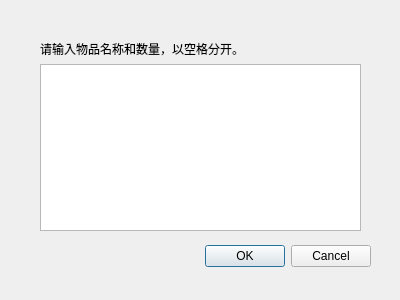
This is pull_dialog.ui in Moeo3/Goods_manager as Qt 5 draws it before an edit. The edited form follows.
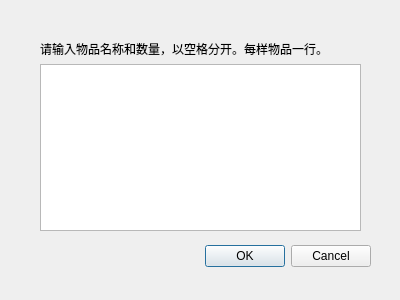
This is the edited form.

What changed in the file:
```diff
--- a/pull_dialog.ui
+++ b/pull_dialog.ui
@@ -42,7 +42,7 @@
     <item>
      <widget class="QLabel" name="label">
       <property name="text">
-       <string>请输入物品名称和数量，以空格分开。</string>
+       <string>请输入物品名称和数量，以空格分开。每样物品一行。</string>
       </property>
      </widget>
     </item>
```
